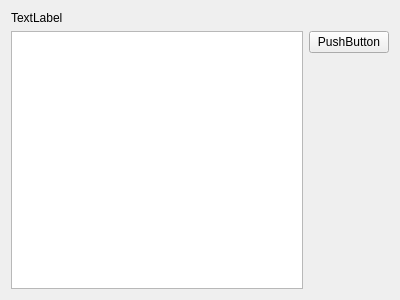
The window that src/ui/loader.ui (simaoamorim/SerialProgramLoader) describes before a commit, drawn with Qt 5.
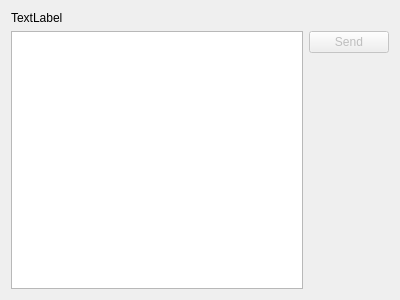
The same window after the commit.

```diff
--- a/src/ui/loader.ui
+++ b/src/ui/loader.ui
@@ -24,9 +24,12 @@
    <item row="1" column="2">
     <layout class="QVBoxLayout" name="verticalLayout">
      <item>
-      <widget class="QPushButton" name="pushButton">
+      <widget class="QPushButton" name="sendButton">
+       <property name="enabled">
+        <bool>false</bool>
+       </property>
        <property name="text">
-        <string>PushButton</string>
+        <string>Send</string>
        </property>
       </widget>
      </item>
```
